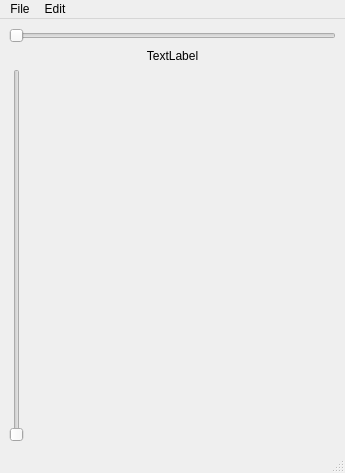
This is Slider/mainwindow.ui in rbbrnc/QTWidgets as Qt 5 draws it before an edit. The edited form follows.
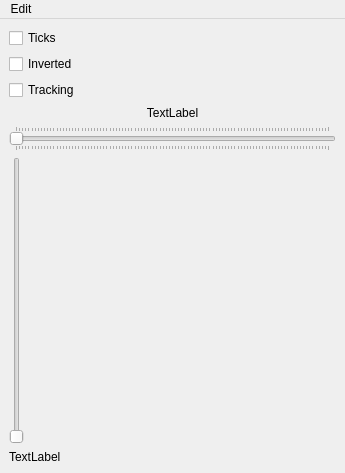
This is the edited form. Custom widgets are drawn as their Qt base class.

```diff
--- a/Slider/mainwindow.ui
+++ b/Slider/mainwindow.ui
@@ -13,14 +13,28 @@
   <widget class="QWidget" name="centralwidget">
    <layout class="QVBoxLayout" name="verticalLayout">
     <item>
-     <widget class="QVideoSlider" name="horizontalSlider">
-      <property name="orientation">
-       <enum>Qt::Horizontal</enum>
+     <widget class="QCheckBox" name="ticksCheckBox">
+      <property name="text">
+       <string>Ticks</string>
       </property>
      </widget>
     </item>
     <item>
-     <widget class="QLabel" name="framePosLabel">
+     <widget class="QCheckBox" name="invertedCheckBox">
+      <property name="text">
+       <string>Inverted</string>
+      </property>
+     </widget>
+    </item>
+    <item>
+     <widget class="QCheckBox" name="trackingCheckBox">
+      <property name="text">
+       <string>Tracking</string>
+      </property>
+     </widget>
+    </item>
+    <item>
+     <widget class="QLabel" name="hSliderPosLabel">
       <property name="text">
        <string>TextLabel</string>
       </property>
@@ -30,12 +44,32 @@
      </widget>
     </item>
     <item>
-     <widget class="QVideoSlider" name="frameSlider">
+     <widget class="QSelectionSlider" name="hSlider">
+      <property name="maximum">
+       <number>100</number>
+      </property>
+      <property name="orientation">
+       <enum>Qt::Horizontal</enum>
+      </property>
+      <property name="tickPosition">
+       <enum>QSlider::TicksBothSides</enum>
+      </property>
+     </widget>
+    </item>
+    <item>
+     <widget class="QSelectionSlider" name="vSlider">
       <property name="tracking">
        <bool>false</bool>
       </property>
-      <property name="orientation">
-       <enum>Qt::Vertical</enum>
+     </widget>
+    </item>
+    <item>
+     <widget class="QLabel" name="vSliderPosLabel">
+      <property name="text">
+       <string>TextLabel</string>
+      </property>
+      <property name="alignment">
+       <set>Qt::AlignLeading|Qt::AlignLeft|Qt::AlignVCenter</set>
       </property>
      </widget>
     </item>
@@ -50,12 +84,6 @@
      <height>21</height>
     </rect>
    </property>
-   <widget class="QMenu" name="menuFile">
-    <property name="title">
-     <string>File</string>
-    </property>
-    <addaction name="actionOpen"/>
-   </widget>
    <widget class="QMenu" name="menuEdit">
     <property name="title">
      <string>Edit</string>
@@ -63,10 +91,8 @@
     <addaction name="actionEnableCutSelection"/>
     <addaction name="actionCutSelection"/>
    </widget>
-   <addaction name="menuFile"/>
    <addaction name="menuEdit"/>
   </widget>
-  <widget class="QStatusBar" name="statusbar"/>
   <action name="actionOpen">
    <property name="text">
     <string>Open</string>
@@ -97,9 +123,9 @@
  </widget>
  <customwidgets>
   <customwidget>
-   <class>QVideoSlider</class>
+   <class>QSelectionSlider</class>
    <extends>QSlider</extends>
-   <header>slider.h</header>
+   <header>QSelectionSlider.h</header>
   </customwidget>
  </customwidgets>
  <resources/>
```
